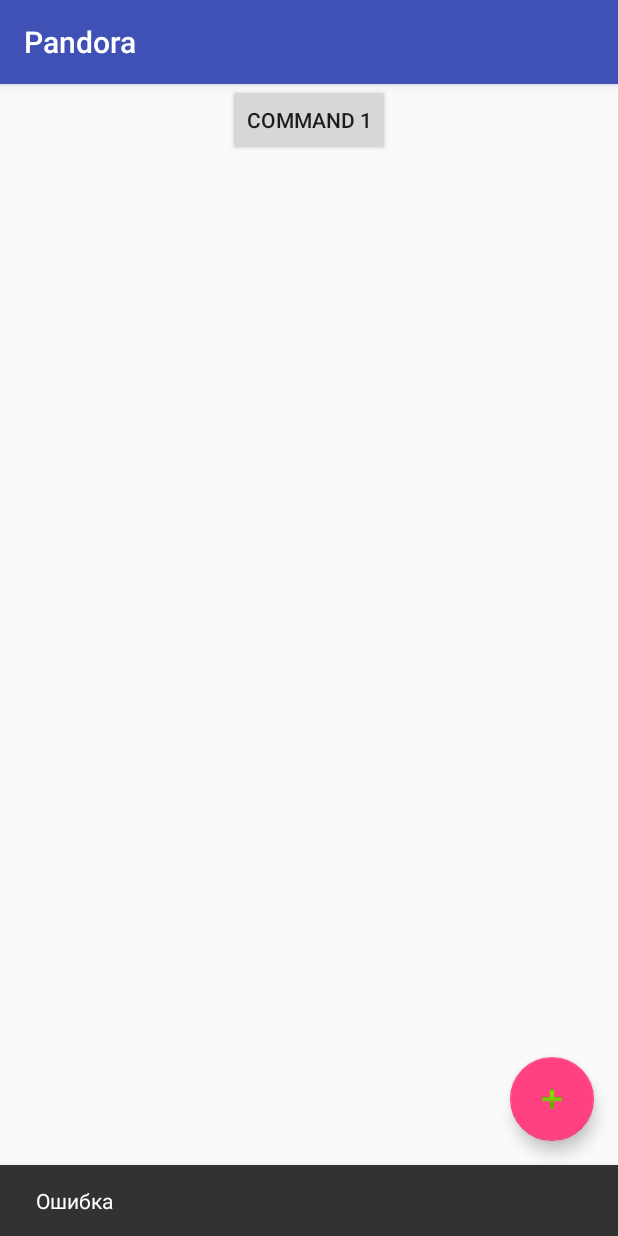
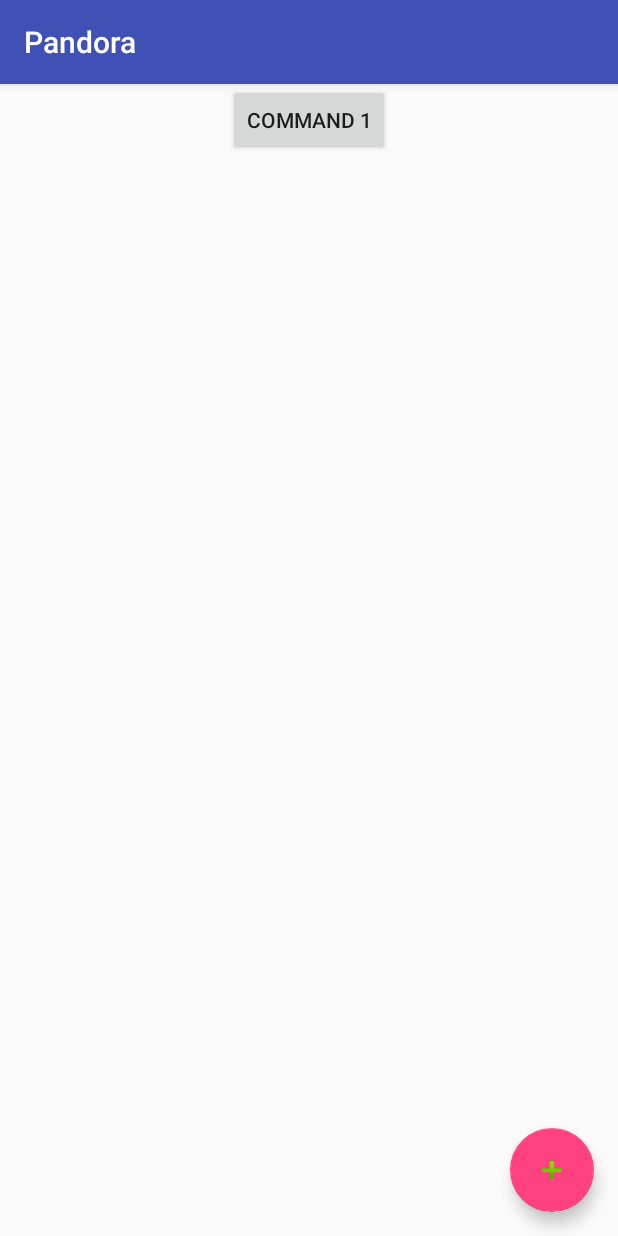
Before and after one commit to smeleyka/Pandora, an Android app: the screen it shows after launch (MainActivity), after a tap on "COMMAND 1", on a phone screen of 412 x 824 dp. Run offline under Robolectric (Android 15) with nearby library versions, the phone set to English and light mode, and no system bars.

```diff
--- a/app/build.gradle
+++ b/app/build.gradle
@@ -16,10 +16,11 @@ android {
             proguardFiles getDefaultProguardFile('proguard-android.txt'), 'proguard-rules.pro'
         }
     }
+    buildToolsVersion '26.0.3'
 }
 
 dependencies {
-    implementation fileTree(dir: 'libs', include: ['*.jar'])
+    implementation fileTree(include: ['*.jar'], dir: 'libs')
     implementation 'com.android.support:appcompat-v7:26.1.0'
     implementation 'com.android.support:design:26.1.0'
     implementation 'com.android.support.constraint:constraint-layout:1.0.2'
--- a/app/src/main/java/ru/smeleyka/pandora/MainActivity.java
+++ b/app/src/main/java/ru/smeleyka/pandora/MainActivity.java
@@ -1,6 +1,8 @@
 package ru.smeleyka.pandora;
 
 import android.Manifest;
+import android.annotation.SuppressLint;
+import android.content.Context;
 import android.content.DialogInterface;
 import android.content.Intent;
 import android.content.SharedPreferences;
@@ -8,32 +10,127 @@ import android.content.pm.PackageManager;
 import android.net.Uri;
 import android.os.Bundle;
 import android.support.annotation.NonNull;
+import android.support.annotation.Nullable;
+import android.support.constraint.ConstraintLayout;
+import android.support.constraint.ConstraintSet;
 import android.support.design.widget.FloatingActionButton;
 import android.support.design.widget.Snackbar;
 import android.support.v4.app.ActivityCompat;
 import android.support.v7.app.AlertDialog;
 import android.support.v7.app.AppCompatActivity;
 import android.support.v7.widget.Toolbar;
+import android.text.Layout;
+import android.util.ArraySet;
+import android.util.AttributeSet;
 import android.util.Log;
 import android.view.View;
+import android.view.ViewGroup;
 import android.widget.Button;
 
+import java.sql.SQLOutput;
+import java.util.ArrayList;
+import java.util.HashMap;
+import java.util.HashSet;
+import java.util.Iterator;
+import java.util.LinkedHashSet;
+import java.util.List;
+import java.util.Map;
+import java.util.Set;
+
 public class MainActivity extends AppCompatActivity implements View.OnClickListener {
-    private static final int MY_PERMISSIONS_REQUEST_CALL_PHONE = 999;
+    private static final int MY_PERMISSIONS_REQUEST_CALL_PHONE = 1;
+    private static final String BUTTON_KEY = "button_key";
     private SharedPreferences sharedPref;
     private Button button;
     private AlertDialog.Builder ad;
+    private View contentLayout;
+    private HashMap map;
 
     @Override
     protected void onCreate(Bundle savedInstanceState) {
         super.onCreate(savedInstanceState);
         setContentView(R.layout.activity_main);
-        sharedPref = getPreferences(MODE_PRIVATE);
 
+        createSharedPreferences();
         initView();
         initDialog();
         initButton();
+        permissonRequest();
+    }
 
+//    @Override
+//    public View onCreateView(View parent, String name, Context context, AttributeSet attrs) {
+//        System.out.println("ON-CREATE VIEW   "+name);
+//        if (parent!=null){
+//            System.out.print("   "+parent.toString());
+//        }
+//        return super.onCreateView(parent, name, context, attrs);
+//    }
+
+
+    @Override
+    protected void onStart() {
+
+        loadSharedPreferences();
+
+
+        super.onStart();
+    }
+
+    private void loadSharedPreferences() {
+        SharedPreferences loadSP = getPreferences(MODE_PRIVATE);
+        String prefValue = loadSP.getString("button1", "DEFAULT");
+        System.out.println(prefValue);
+        System.out.println("TEST");
+        System.out.println(loadSP.getAll().toString());
+    }
+
+    private void createSharedPreferences() {
+        sharedPref = getPreferences(MODE_PRIVATE);
+        SharedPreferences.Editor sharedPrefEdit = sharedPref.edit();
+        sharedPrefEdit.putString("button1", "test1");
+        sharedPrefEdit.putString("button2", "test2");
+        sharedPrefEdit.putString("button3", "test3");
+        sharedPrefEdit.putString("button4", "test4");
+        sharedPrefEdit.commit();
+    }
+
+    private void makeCallPrepare() {
+        if (ActivityCompat.checkSelfPermission(this, Manifest.permission.CALL_PHONE)
+                == PackageManager.PERMISSION_GRANTED) {
+            makeCall();
+        } else {
+            permissonRequest();
+        }
+
+    }
+
+
+    @SuppressLint("MissingPermission")
+    private void makeCall() {
+        Uri number = Uri.parse("tel:123456789");
+        Intent callIntent = new Intent(Intent.ACTION_CALL, number);
+        System.out.println("StartCalling");
+        startActivity(callIntent);
+    }
+
+    private void permissonRequest() {
+        if (ActivityCompat.shouldShowRequestPermissionRationale(this,
+                Manifest.permission.CALL_PHONE)) {
+            Snackbar.make(contentLayout, "Необходимо разрешение на звонки.",
+                    Snackbar.LENGTH_INDEFINITE).setAction("OK", new View.OnClickListener() {
+                @Override
+                public void onClick(View view) {
+                    ActivityCompat.requestPermissions(MainActivity.this,
+                            new String[]{Manifest.permission.CALL_PHONE},
+                            MY_PERMISSIONS_REQUEST_CALL_PHONE);
+                }
+            }).show();
+
+        } else {
+            ActivityCompat.requestPermissions(this, new String[]{Manifest.permission.CALL_PHONE},
+                    MY_PERMISSIONS_REQUEST_CALL_PHONE);
+        }
     }
 
     private void initButton() {
@@ -43,6 +140,8 @@ public class MainActivity extends AppCompatActivity implements View.OnClickListe
     }
 
     private void initView() {
+        contentLayout = findViewById(R.id.content_layout);
+
         Log.d("OnClick", "Init View");
         Toolbar toolbar = findViewById(R.id.toolbar);
         setSupportActionBar(toolbar);
@@ -55,6 +154,14 @@ public class MainActivity extends AppCompatActivity implements View.OnClickListe
                 ad.show();
             }
         });
+
+        ConstraintSet set = new ConstraintSet();
+
+
+        button = new Button(this);
+        button.setText("TEST1");
+        button.setLayoutParams(new ConstraintLayout.LayoutParams(ViewGroup.LayoutParams.WRAP_CONTENT, ViewGroup.LayoutParams.WRAP_CONTENT));
+
     }
 
     private void initDialog() {
@@ -84,28 +191,8 @@ public class MainActivity extends AppCompatActivity implements View.OnClickListe
     public void onClick(View v) {
         if (v.getId() == R.id.button1) {
             System.out.println("OnClickButton_true");
-            Uri number = Uri.parse("tel:123456789");
-            Intent callIntent = new Intent(Intent.ACTION_CALL, number);
-            while (ActivityCompat.checkSelfPermission(this, Manifest.permission.CALL_PHONE) != PackageManager.PERMISSION_GRANTED) {
-                System.out.println("PermissionDenied");
-                ActivityCompat.requestPermissions(this,
-                        new String[]{Manifest.permission.CALL_PHONE},
-                        MY_PERMISSIONS_REQUEST_CALL_PHONE);
-            }
-
-            System.out.println("StartCalling");
-            startActivity(callIntent);
-
             Log.d("OnClick", "Button Clicked");
-            Snackbar
-                    .make(v, R.string.snack_erro, Snackbar.LENGTH_LONG)
-                    .show();
-
-        } else {
-            System.out.println("OnClickButton_else");
-            Snackbar
-                    .make(v, R.string.snack_erro, Snackbar.LENGTH_LONG)
-                    .show();
+            makeCallPrepare();
         }
     }
 }
```
